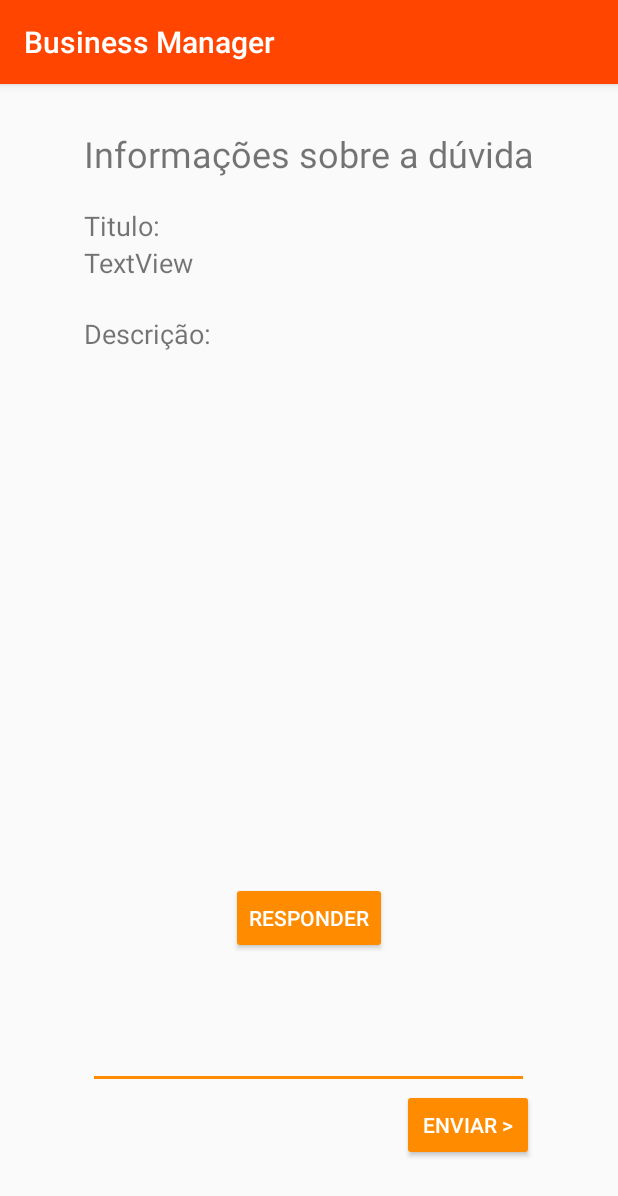
After one commit to rodrigobentorodrigues/business-manager, an Android app: the InfoDuvidaActivity screen opened directly, with no data from a screen before it, on a phone screen of 412 x 824 dp. The commit adds this screen. Shown: the top 1196 px of the screen. Run offline under Robolectric (Android 15) with nearby library versions, the phone set to English and light mode, and no system bars.

Commit message:
Adicionado tela de informação de duvida e atividade

```diff
--- a/app/src/main/AndroidManifest.xml
+++ b/app/src/main/AndroidManifest.xml
@@ -65,12 +65,15 @@
                 android:name="android.support.PARENT_ACTIVITY"
                 android:value=".views.MenuActivity" />
         </activity>
-        <activity android:name=".views.TarefaActivity"
+        <activity
+            android:name=".views.TarefaActivity"
             android:parentActivityName=".views.MenuActivity">
             <meta-data
                 android:name="android.support.PARENT_ACTIVITY"
                 android:value=".views.MenuActivity" />
         </activity>
+        <activity android:name=".InfoDuvidaActivity" />
+        <activity android:name=".InfoTarefaActivity"></activity>
     </application>
 
 </manifest>
--- /dev/null
+++ b/app/src/main/java/bm/pdm/ifpb/com/businessmanager/InfoDuvidaActivity.java
@@ -0,0 +1,22 @@
+package bm.pdm.ifpb.com.businessmanager;
+
+import android.support.v7.app.AppCompatActivity;
+import android.os.Bundle;
+import android.widget.Button;
+import android.widget.EditText;
+import android.widget.TextView;
+
+public class InfoDuvidaActivity extends AppCompatActivity {
+
+    private Button enviar, responder;
+    private TextView titulo, descricao;
+    private EditText resposta;
+
+    @Override
+    protected void onCreate(Bundle savedInstanceState) {
+        super.onCreate(savedInstanceState);
+        setContentView(R.layout.activity_info_duvida);
+        this.responder = findViewById(R.id.botaoResp);
+        this.enviar = findViewById(R.id.botaoEnviar);
+    }
+}
--- /dev/null
+++ b/app/src/main/res/layout/activity_info_duvida.xml
@@ -0,0 +1,93 @@
+<?xml version="1.0" encoding="utf-8"?>
+<RelativeLayout xmlns:android="http://schemas.android.com/apk/res/android"
+    xmlns:tools="http://schemas.android.com/tools"
+    android:layout_width="match_parent"
+    android:layout_height="match_parent"
+    tools:context=".InfoDuvidaActivity">
+
+    <TextView
+        android:id="@+id/textView36"
+        android:layout_width="wrap_content"
+        android:layout_height="wrap_content"
+        android:layout_alignParentTop="true"
+        android:layout_centerHorizontal="true"
+        android:layout_marginTop="30dp"
+        android:text="Informações sobre a dúvida"
+        android:textSize="24sp" />
+
+    <TextView
+        android:id="@+id/textView37"
+        android:layout_width="wrap_content"
+        android:layout_height="wrap_content"
+        android:layout_alignParentTop="true"
+        android:layout_alignStart="@+id/textView36"
+        android:layout_marginTop="82dp"
+        android:text="Titulo:"
+        android:textSize="18sp"
+        android:layout_alignLeft="@+id/textView36" />
+
+    <TextView
+        android:id="@+id/tituloAtividade"
+        android:layout_width="294dp"
+        android:layout_height="wrap_content"
+        android:layout_alignStart="@+id/textView36"
+        android:layout_below="@+id/textView37"
+        android:text="TextView"
+        android:textSize="18sp"
+        android:layout_alignLeft="@+id/textView36" />
+
+    <TextView
+        android:id="@+id/textView39"
+        android:layout_width="wrap_content"
+        android:layout_height="wrap_content"
+        android:layout_alignParentTop="true"
+        android:layout_alignStart="@+id/textView36"
+        android:layout_marginTop="154dp"
+        android:text="Descrição:"
+        android:textSize="18sp"
+        android:layout_alignLeft="@+id/textView36" />
+
+    <TextView
+        android:id="@+id/descAtividade"
+        android:layout_width="294dp"
+        android:layout_height="70dp"
+        android:layout_alignStart="@+id/textView36"
+        android:layout_below="@+id/textView39"
+        android:ems="10"
+        android:inputType="textMultiLine"
+        android:textSize="18sp"
+        android:layout_alignLeft="@+id/textView36" />
+
+    <Button
+        android:id="@+id/botaoResp"
+        style="@style/Widget.AppCompat.Button.Colored"
+        android:layout_width="wrap_content"
+        android:layout_height="wrap_content"
+        android:layout_alignParentBottom="true"
+        android:layout_centerHorizontal="true"
+        android:layout_marginBottom="188dp"
+        android:text="Responder" />
+
+    <EditText
+        android:id="@+id/editText3"
+        android:layout_width="294dp"
+        android:layout_height="66dp"
+        android:layout_alignParentBottom="true"
+        android:layout_centerHorizontal="true"
+        android:layout_marginBottom="98dp"
+        android:ems="10"
+        android:inputType="textMultiLine"
+        android:textSize="18sp" />
+
+    <Button
+        android:id="@+id/botaoEnviar"
+        style="@style/Widget.AppCompat.Button.Colored"
+        android:layout_width="wrap_content"
+        android:layout_height="wrap_content"
+        android:layout_alignEnd="@+id/textView36"
+        android:layout_below="@+id/editText3"
+        android:layout_marginTop="-98dp"
+        android:text="Enviar >"
+        android:layout_alignRight="@+id/textView36" />
+
+</RelativeLayout>
```
Also changed, not shown: app/src/main/java/bm/pdm/ifpb/com/businessmanager/InfoTarefaActivity.java (added, +38 -0 lines), app/src/main/res/layout/activity_info_tarefa.xml (added, +92 -0 lines), app/src/main/res/layout/valores_tarefa.xml (+4 -4 lines).
